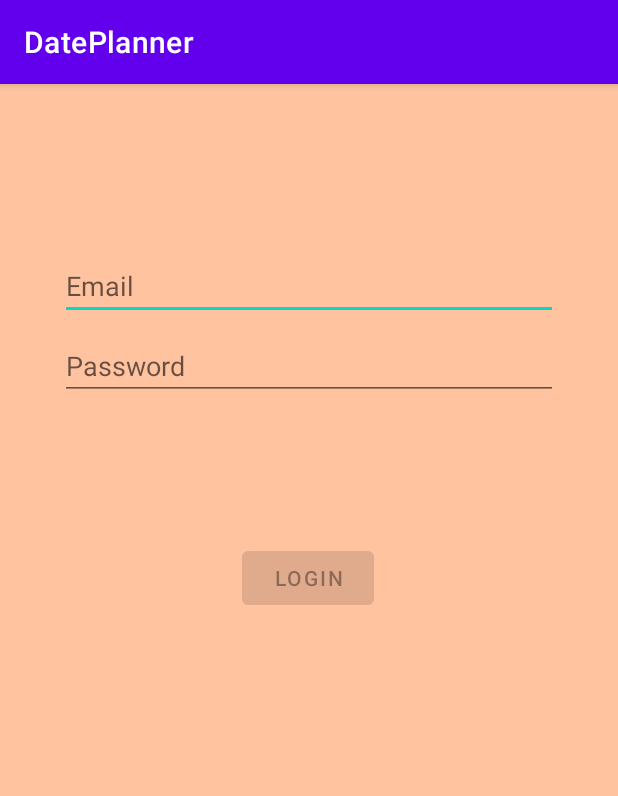
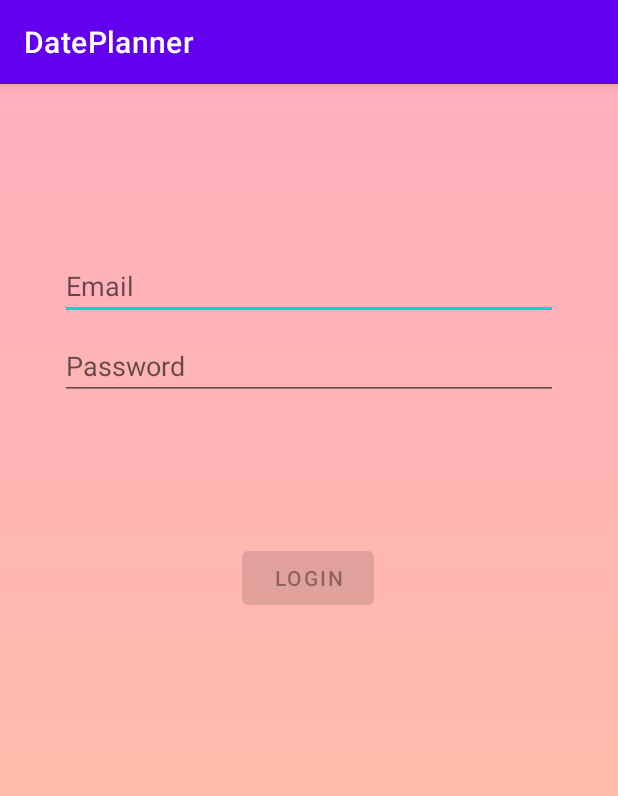
Before and after one commit to chanf2824/DatePlanner, an Android app: the screen it shows after launch (LoginActivity), on a phone screen of 412 x 824 dp. Shown: the top 796 px of the screen. Run offline under Robolectric (Android 15) with nearby library versions, the phone set to English and light mode, and no system bars; 2 statements that could not run were skipped.

Commit message:
Added gradient file in drawable. Can be used as a template if we want different gradients

```diff
--- /dev/null
+++ b/app/src/main/res/drawable/gradient_background.xml
@@ -0,0 +1,12 @@
+<?xml version="1.0" encoding="utf-8"?>
+<selector xmlns:android="http://schemas.android.com/apk/res/android">
+    <item>
+    <shape xmlns:android="http://schemas.android.com/apk/res/android"
+        android:shape="rectangle">
+        <gradient
+            android:startColor="@color/orangey"
+            android:endColor="@color/peachy"
+            android:angle="90" />
+    </shape>
+    </item>
+</selector>
--- a/app/src/main/res/layout/activity_login.xml
+++ b/app/src/main/res/layout/activity_login.xml
@@ -5,7 +5,7 @@
     android:id="@+id/container"
     android:layout_width="match_parent"
     android:layout_height="match_parent"
-    android:background="#FFC3A0"
+    android:background="@drawable/gradient_background"
     android:paddingLeft="@dimen/activity_horizontal_margin"
     android:paddingTop="@dimen/activity_vertical_margin"
     android:paddingRight="@dimen/activity_horizontal_margin"
--- a/app/src/main/res/values/colors.xml
+++ b/app/src/main/res/values/colors.xml
@@ -7,4 +7,6 @@
     <color name="teal_700">#FF018786</color>
     <color name="black">#FF000000</color>
     <color name="white">#FFFFFFFF</color>
+    <color name ="orangey">#FFC3A0</color>
+    <color name ="peachy">#FFAFBD</color>
 </resources>
```
